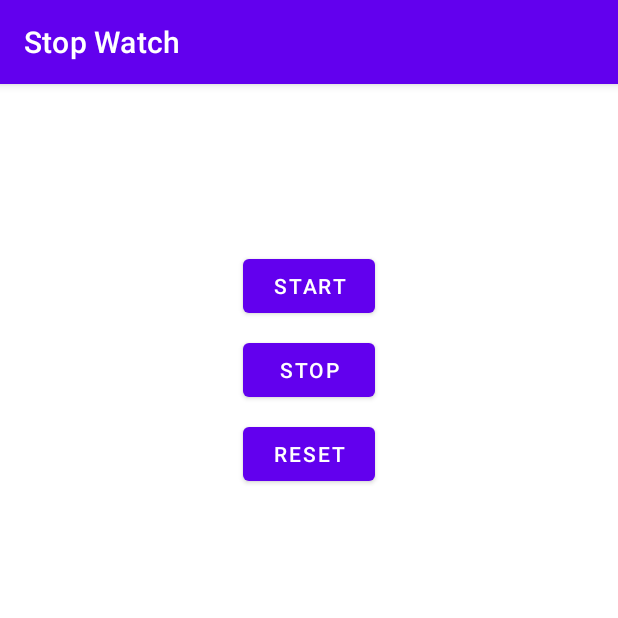
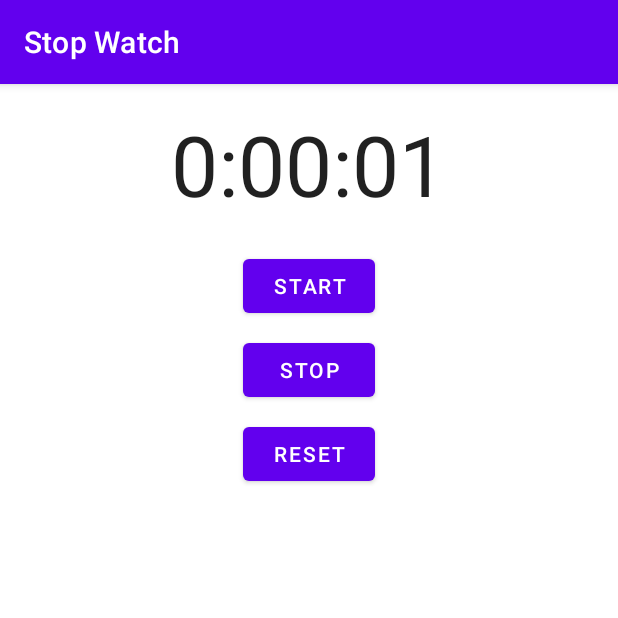
Before and after one commit to vathanak-mao/learnandroid-stopwatch, an Android app: the screen it shows after launch (StopWatchActivity), after a tap on "START", on a phone screen of 412 x 824 dp, the top half of it. Run offline under Robolectric (Android 15) with nearby library versions, the phone set to English and light mode, and no system bars.

```diff
--- a/app/build.gradle
+++ b/app/build.gradle
@@ -3,12 +3,12 @@ plugins {
 }
 
 android {
-    compileSdk 32
+    compileSdk 33
 
     defaultConfig {
         applicationId "com.hfad.stopwatch"
         minSdk 21
-        targetSdk 32
+        targetSdk 30
         versionCode 1
         versionName "1.0"
 
@@ -27,8 +27,8 @@ android {
     }
 }
 
+
 dependencies {
-
     implementation 'androidx.appcompat:appcompat:1.6.1'
     implementation 'com.google.android.material:material:1.8.0'
     implementation 'androidx.constraintlayout:constraintlayout:2.1.4'
--- a/app/src/main/java/com/hfad/stopwatch/StopWatchActivity.java
+++ b/app/src/main/java/com/hfad/stopwatch/StopWatchActivity.java
@@ -3,7 +3,11 @@ package com.hfad.stopwatch;
 import androidx.appcompat.app.AppCompatActivity;
 
 import android.os.Bundle;
+import android.os.Handler;
 import android.view.View;
+import android.widget.TextView;
+
+import java.util.Locale;
 
 public class StopWatchActivity extends AppCompatActivity {
     private boolean running;
@@ -13,6 +17,8 @@ public class StopWatchActivity extends AppCompatActivity {
     protected void onCreate(Bundle savedInstanceState) {
         super.onCreate(savedInstanceState);
         setContentView(R.layout.activity_stopwatch);
+
+        runTimer();
     }
 
     public void onClickStart(View view) {
@@ -27,4 +33,25 @@ public class StopWatchActivity extends AppCompatActivity {
         running = false;
         seconds = 0;
     }
+
+    private void runTimer() {
+        final TextView textView = findViewById(R.id.time_view);
+        final Handler handler = new Handler();
+        handler.post(new Runnable() {
+
+            @Override
+            public void run() {
+                int hours = seconds / 3600;
+                int minutes = (seconds % 3600) / 60;
+                int secs = seconds % 60;
+                String time = String.format(Locale.getDefault(), "%d:%02d:%02d", hours, minutes, secs);
+                textView.setText(time);
+
+                if (running) {
+                    seconds++;
+                }
+                handler.postDelayed(this, 1000);
+            }
+        });
+    }
 }
--- a/app/src/main/res/layout/activity_stopwatch.xml
+++ b/app/src/main/res/layout/activity_stopwatch.xml
@@ -13,8 +13,8 @@
         android:layout_width="wrap_content"
         android:layout_height="wrap_content"
         android:layout_gravity="center_horizontal"
-        android:textAppearance="@android:style/TextAppearance.Large"
-        android:textSize="56sp"/>
+        android:textSize="56sp"
+        android:textAppearance="@android:style/TextAppearance.Large" />
 
     <Button
         android:id="@+id/start_button"
--- a/settings.gradle
+++ b/settings.gradle
@@ -5,6 +5,7 @@ pluginManagement {
         mavenCentral()
     }
 }
+
 dependencyResolutionManagement {
     repositoriesMode.set(RepositoriesMode.FAIL_ON_PROJECT_REPOS)
     repositories {
@@ -14,3 +15,4 @@ dependencyResolutionManagement {
 }
 rootProject.name = "Stop Watch"
 include ':app'
+include 'lib'
```
